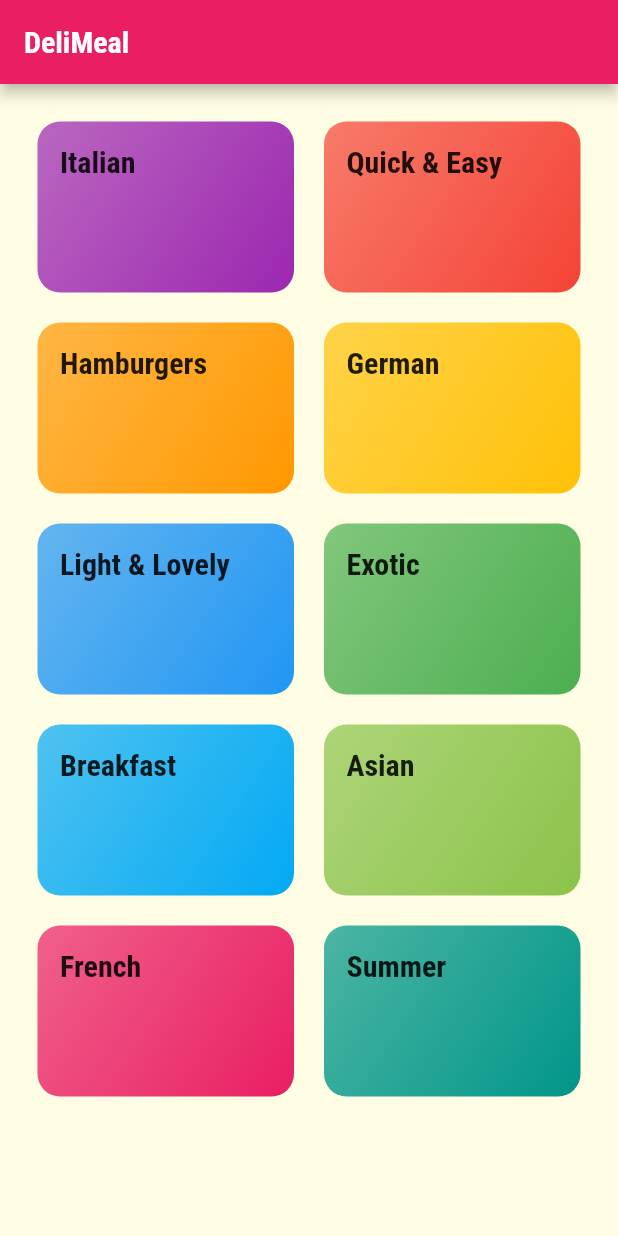
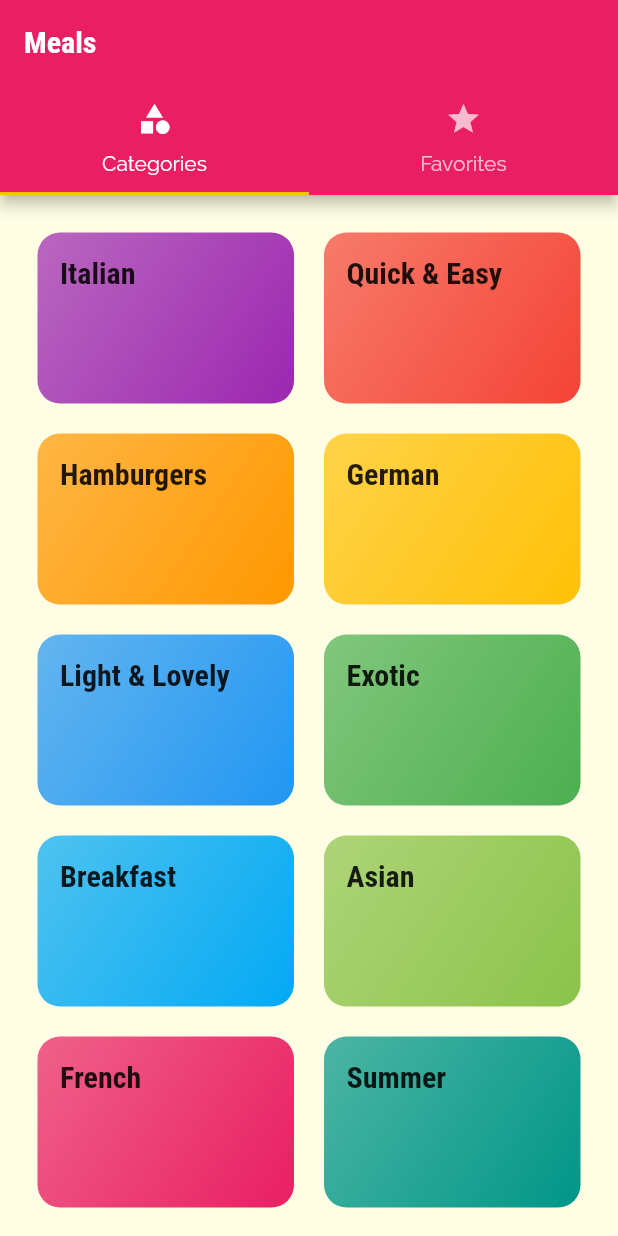
Before and after one commit to adityajinegar/meals_app_flutter, a Flutter app: the screen it shows after launch, on a phone screen of 412 x 824 dp. Run offline on Flutter 3.47's test engine with Material 2 defaults, Android fonts, the phone set to English and light mode, and no system bars.

Commit message:
Added the Tabbar to the Appbar

```diff
--- a/lib/main.dart
+++ b/lib/main.dart
@@ -1,5 +1,6 @@
-import 'package:meals_app_flutter/screens/category_meals.dart';
-import 'package:meals_app_flutter/screens/meal_detail.dart';
+import 'screens/category_meals.dart';
+import 'screens/meal_detail.dart';
+import 'screens/tabs.dart';
 
 import 'screens/categories.dart';
 import 'package:flutter/material.dart';
@@ -34,7 +35,7 @@ class MyApp extends StatelessWidget {
               )),
       // home: const Categories(),
       routes: {
-        '/': (context) => const Categories(),
+        '/': (context) => const Tabs(),
         CategoryMeals.routeName: (context) => const CategoryMeals(),
         MealDetail.routeName: (context) => const MealDetail(),
       },
--- a/lib/screens/categories.dart
+++ b/lib/screens/categories.dart
@@ -7,9 +7,7 @@ class Categories extends StatelessWidget {
 
   @override
   Widget build(BuildContext context) {
-    return Scaffold(
-      appBar: AppBar(title: const Text('DeliMeal')),
-      body: GridView(
+    return GridView(
       padding: const EdgeInsets.all(25),
       gridDelegate: const SliverGridDelegateWithMaxCrossAxisExtent(
         maxCrossAxisExtent: 200,
@@ -26,7 +24,6 @@ class Categories extends StatelessWidget {
             ),
           )
           .toList(),
-      ),
     );
   }
 }
--- /dev/null
+++ b/lib/screens/favorites.dart
@@ -0,0 +1,14 @@
+import 'package:flutter/material.dart';
+import 'package:flutter/src/widgets/framework.dart';
+import 'package:flutter/src/widgets/placeholder.dart';
+
+class Favorites extends StatelessWidget {
+  const Favorites({super.key});
+
+  @override
+  Widget build(BuildContext context) {
+    return Center(
+      child: Text('abcd'),
+    );
+  }
+}
--- /dev/null
+++ b/lib/screens/tabs.dart
@@ -0,0 +1,42 @@
+import 'package:flutter/material.dart';
+import 'package:meals_app_flutter/screens/favorites.dart';
+
+import 'categories.dart';
+
+class Tabs extends StatefulWidget {
+  const Tabs({super.key});
+
+  @override
+  State<Tabs> createState() => _TabsState();
+}
+
+class _TabsState extends State<Tabs> {
+  @override
+  Widget build(BuildContext context) {
+    return DefaultTabController(
+      length: 2,
+      initialIndex: 0,
+      child: Scaffold(
+        appBar: AppBar(
+          title: const Text('Meals'),
+          bottom: const TabBar(
+            tabs: [
+              Tab(
+                icon: Icon(Icons.category),
+                text: 'Categories',
+              ),
+              Tab(
+                icon: Icon(Icons.star),
+                text: 'Favorites',
+              ),
+            ],
+          ),
+        ),
+        body: const TabBarView(children: [
+          Categories(),
+          Favorites(),
+        ]),
+      ),
+    );
+  }
+}
```
Lines whose indentation alone changed are shown as unchanged.
